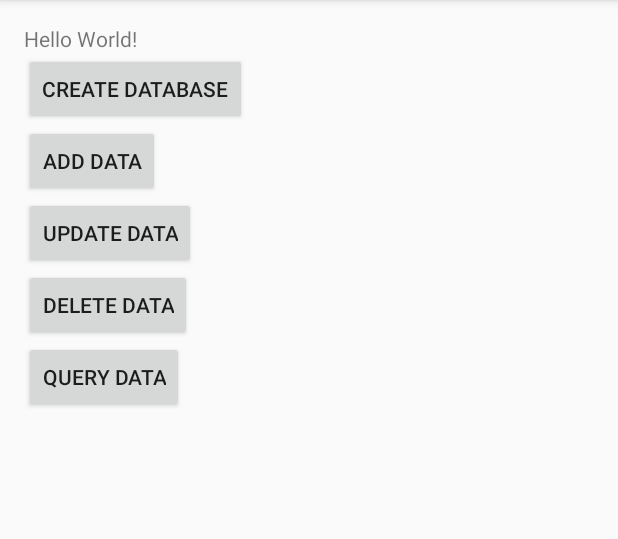
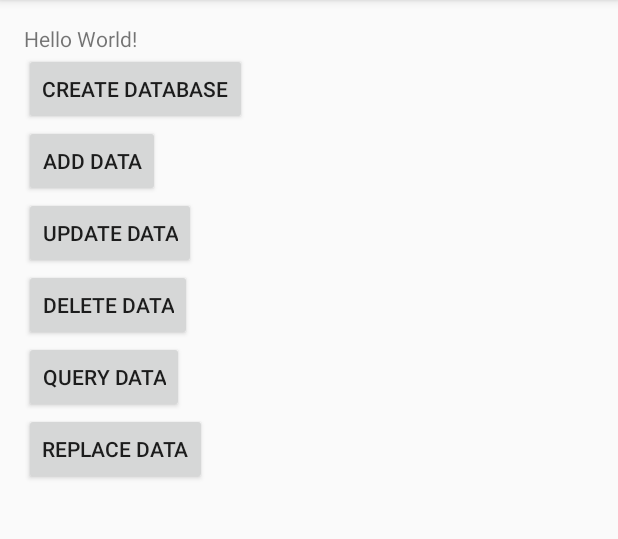
Before and after one commit to hcz017/SQLite_Test, an Android app: the screen it shows after launch (MainActivity), on a phone screen of 412 x 824 dp, the part 84-623 px from its top. Run offline under Robolectric (Android 15) with nearby library versions, the phone set to English and light mode, and no system bars.

```diff
--- a/app/src/main/res/layout/activity_main.xml
+++ b/app/src/main/res/layout/activity_main.xml
@@ -54,4 +54,12 @@
         android:layout_below="@+id/delete_data"
         android:layout_alignParentStart="true"
         android:id="@+id/query_data" />
+
+    <Button
+        android:text="@string/replace_data"
+        android:layout_width="wrap_content"
+        android:layout_height="wrap_content"
+        android:layout_below="@+id/query_data"
+        android:layout_alignParentStart="true"
+        android:id="@+id/replace_data" />
 </RelativeLayout>
--- a/app/src/main/res/values/strings.xml
+++ b/app/src/main/res/values/strings.xml
@@ -4,4 +4,5 @@
     <string name="add_data">Add data</string>
     <string name="update_data">Update data</string>
     <string name="delete_data">Delete data</string>
+    <string name="replace_data">Replace data</string>
 </resources>
```
Also changed, not shown: app/src/main/java/com/example/admin/sqlite_test/MainActivity.java (+28 -0 lines).
